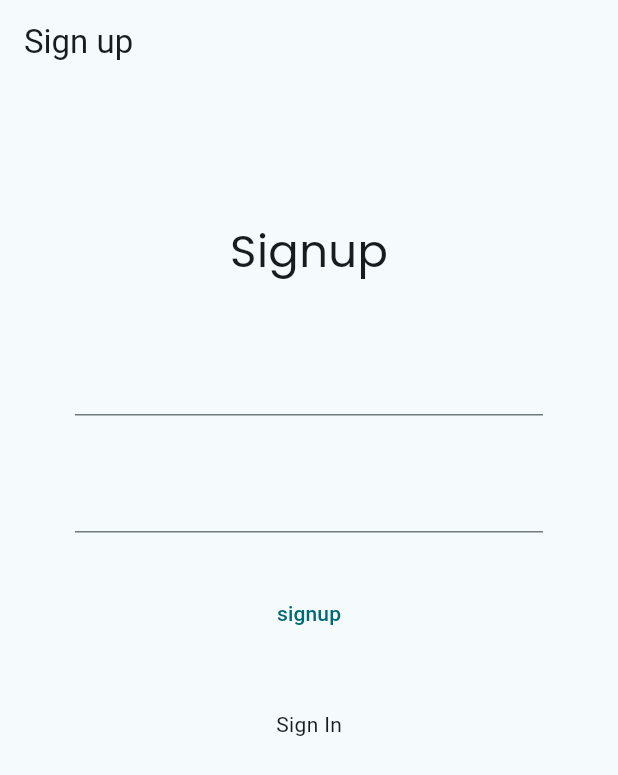
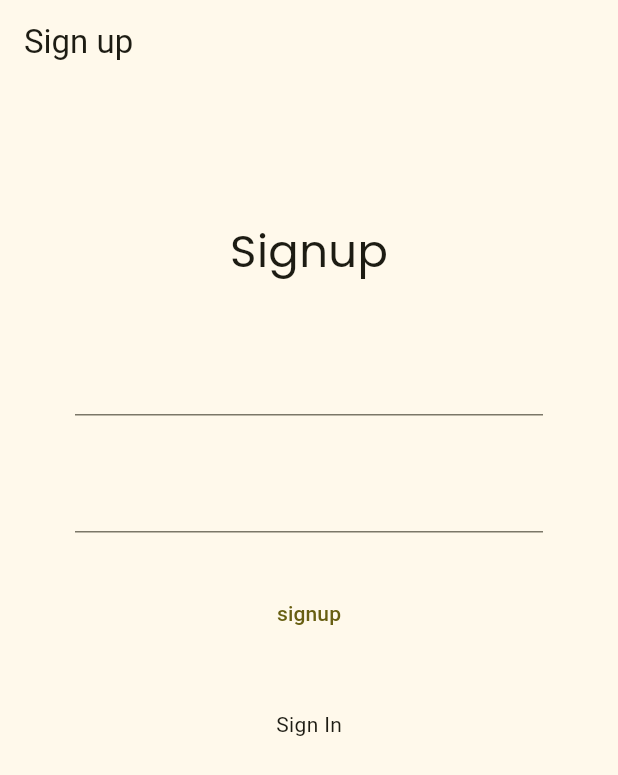
Before and after one commit to omjamnekar/practice_path, a Flutter app: the screen it shows after launch, on a phone screen of 412 x 824 dp. Shown: the top 775 px of the screen. Run offline on Flutter 3.47's test engine with Material 3 defaults, Android fonts, the light colour scheme and no system bars; our stand-ins replace cloud_firestore, firebase_auth, firebase_core, flutter_bloc, flutter_riverpod, gap and 3 more; accounts and stored records are empty.

```diff
--- a/lib/main.dart
+++ b/lib/main.dart
@@ -28,7 +28,7 @@ class MyApp extends StatelessWidget {
           title: 'Flutter Demo',
           debugShowCheckedModeBanner: false,
           theme: ThemeData(
-            colorScheme: ColorScheme.fromSeed(seedColor: Colors.cyan),
+            colorScheme: ColorScheme.fromSeed(seedColor: Colors.yellow),
             useMaterial3: true,
           ),
           home: const MainPage(),
```
